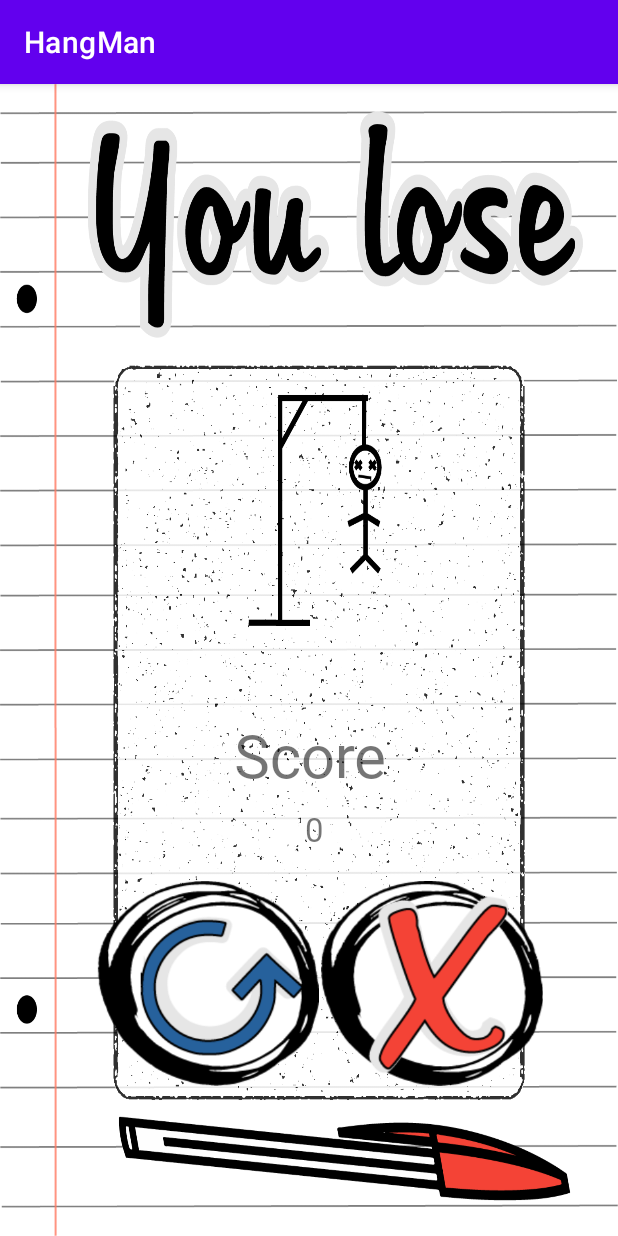
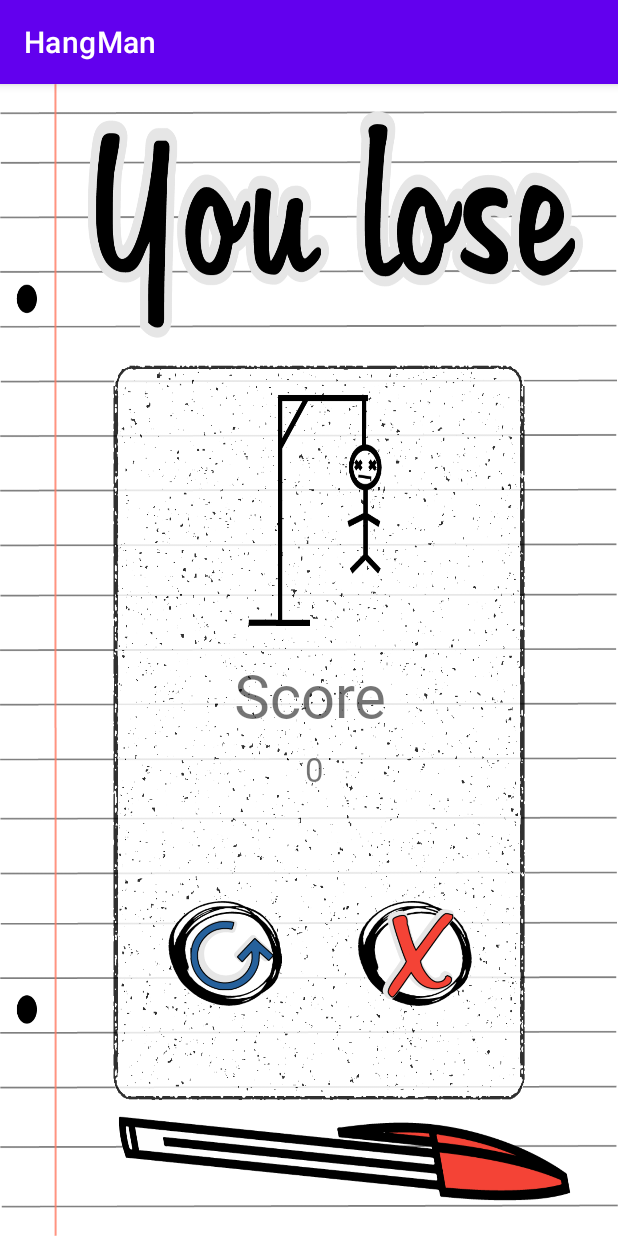
Before and after one commit to Ivansame-enti/HangMan, an Android app: the LoseActivity screen opened directly, with no data from a screen before it, on a phone screen of 412 x 824 dp. Run offline under Robolectric (Android 15) with nearby library versions, the phone set to English and light mode, and no system bars.

Commit message:
Cambios layout win y lose

```diff
--- a/app/src/main/res/layout/activity_lose.xml
+++ b/app/src/main/res/layout/activity_lose.xml
@@ -13,7 +13,7 @@
         android:layout_width="wrap_content"
         android:layout_height="wrap_content"
         android:layout_marginStart="177dp"
-        android:layout_marginTop="420dp"
+        android:layout_marginTop="380dp"
         android:layout_marginEnd="176dp"
         android:fontFamily="@font/tabitha"
         android:text="Score"
@@ -38,8 +38,8 @@
 
     <ImageButton
         android:id="@+id/loseExitButton"
-        android:layout_width="0dp"
-        android:layout_height="0dp"
+        android:layout_width="80dp"
+        android:layout_height="70dp"
         android:layout_marginTop="20dp"
         android:layout_marginEnd="49dp"
         android:layout_marginBottom="100dp"
@@ -56,8 +56,8 @@
 
     <ImageButton
         android:id="@+id/loseRestartButton"
-        android:layout_width="0dp"
-        android:layout_height="0dp"
+        android:layout_width="80dp"
+        android:layout_height="70dp"
         android:layout_marginStart="64dp"
         android:layout_marginTop="20dp"
         android:layout_marginBottom="100dp"
```
Also changed, not shown: app/src/main/java/com/example/hangman/SettingsActivity.kt (+3 -4 lines), app/src/main/res/layout/activity_win.xml (+5 -5 lines).
